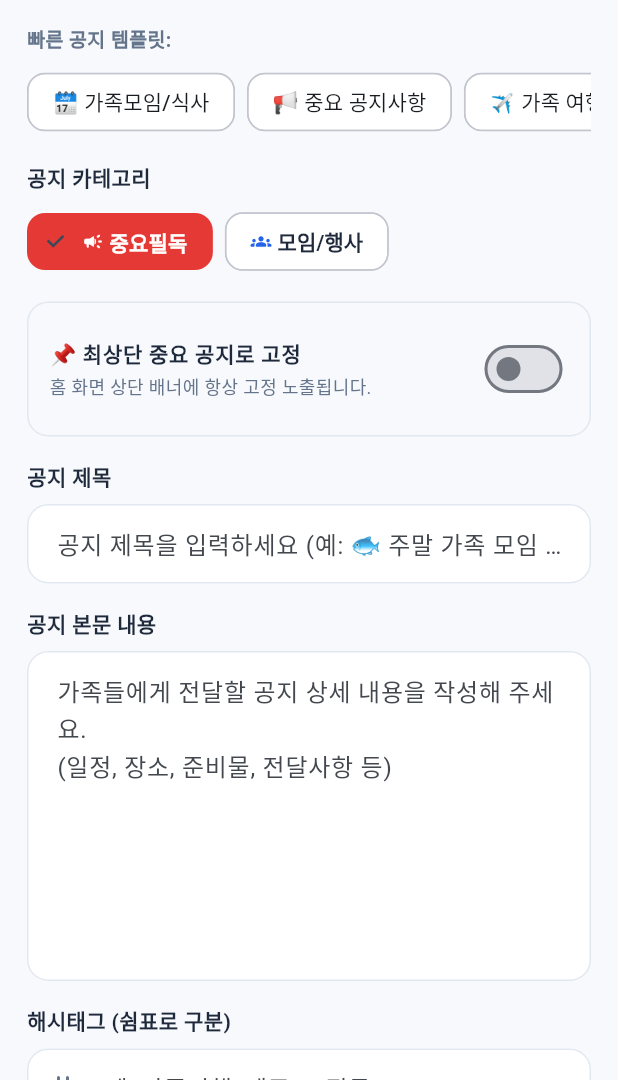
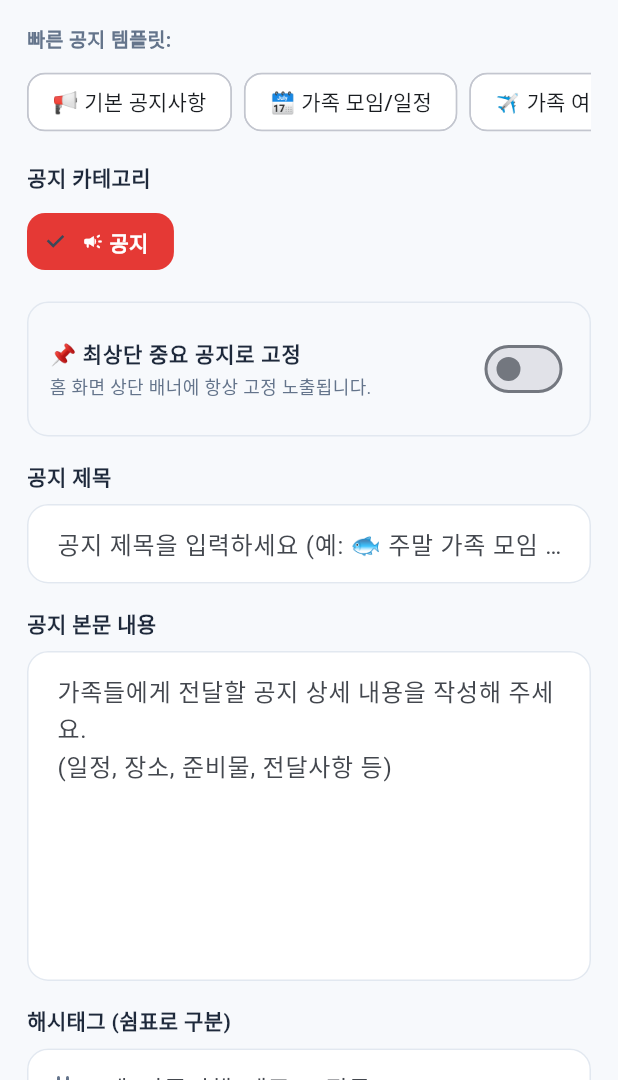
Before and after one commit to rlaehdgjs1/Tuna-Family, a Flutter app: the screen it shows after launch, after a tap on "공지 작성", on a phone screen of 412 x 824 dp, the part 156-1236 px from its top. Run offline on Flutter 3.47's test engine with Material 3 defaults, Android fonts, the phone set to English and light mode, and no system bars; our stand-ins replace audioplayers, file_picker, flutter_local_notifications, shared_preferences; accounts and stored records are empty.

Commit message:
feat: Rename important category to '공지' and remove gathering category

```diff
--- a/lib/models/notice.dart
+++ b/lib/models/notice.dart
@@ -5,8 +5,7 @@ import 'reaction.dart';
 
 enum NoticeCategory {
   all('전체', Icons.grid_view_rounded, Color(0xFF64748B)),
-  important('중요필독', Icons.campaign_rounded, Color(0xFFE53935)),
-  gathering('모임/행사', Icons.groups_rounded, Color(0xFF2563EB));
+  notice('공지', Icons.campaign_rounded, Color(0xFFE53935));
 
   final String label;
   final IconData icon;
@@ -15,10 +14,8 @@ enum NoticeCategory {
   const NoticeCategory(this.label, this.icon, this.color);
 
   static NoticeCategory fromString(String value) {
-    return NoticeCategory.values.firstWhere(
-      (e) => e.name == value || e.label == value,
-      orElse: () => NoticeCategory.important,
-    );
+    if (value == 'all' || value == '전체') return NoticeCategory.all;
+    return NoticeCategory.notice;
   }
 }
 
--- a/lib/screens/notice_form_screen.dart
+++ b/lib/screens/notice_form_screen.dart
@@ -42,7 +42,7 @@ class _NoticeFormScreenState extends State<NoticeFormScreen> {
     _titleController = TextEditingController(text: n?.title ?? '');
     _contentController = TextEditingController(text: n?.content ?? '');
     _tagsController = TextEditingController(text: n?.tags.join(', ') ?? '');
-    _selectedCategory = n?.category ?? NoticeCategory.important;
+    _selectedCategory = n?.category ?? NoticeCategory.notice;
     _isPinned = n?.isPinned ?? false;
 
     if (n?.poll != null) {
@@ -261,16 +261,30 @@ class _NoticeFormScreenState extends State<NoticeFormScreen> {
                 child: Row(
                   children: [
                     ActionChip(
-                      label: const Text('🗓️ 가족모임/식사'),
+                      label: const Text('📢 기본 공지사항'),
                       onPressed: () => _applyTemplate(
-                        '🍽️ [가족모임] 이번 주말 저녁식사 일정 및 장소 투표',
+                        '📢 [공지] 가족 공지사항 안내',
+                        '''참치패밀리 구성원 여러분 안내드립니다!
+
+[공지 내용]
+- 내용 입력...
+
+확인하신 분은 하단의 '확인했어요' 버튼을 눌러주세요.''',
+                        NoticeCategory.notice,
+                      ),
+                    ),
+                    const SizedBox(width: 8),
+                    ActionChip(
+                      label: const Text('🗓️ 가족 모임/일정'),
+                      onPressed: () => _applyTemplate(
+                        '🍽️ [공지] 이번 주말 가족 모임 일정 및 메뉴 투표',
                         '''참치패밀리 주말 가족모임 안내입니다!
 
 📍 일시: 이번 주 토요일 18:30
 📍 장소: (아래 투표 결과에 따라 결정)
 
 모두 참석 부탁드리며 원하는 메뉴를 투표해 주세요!''',
-                        NoticeCategory.gathering,
+                        NoticeCategory.notice,
                         hasPoll: true,
                         pollQ: '가족모임 식사 메뉴를 골라주세요!',
                         pollOpts: ['참치 코스요리 🐟', '소고기 구이 🥩', '중식 코스 🥟'],
@@ -278,31 +292,17 @@ class _NoticeFormScreenState extends State<NoticeFormScreen> {
                     ),
                     const SizedBox(width: 8),
                     ActionChip(
-                      label: const Text('📢 중요 공지사항'),
-                      onPressed: () => _applyTemplate(
-                        '📢 [중요필독] 참치패밀리 중요 공지사항 안내',
-                        '''가족 구성원 여러분 꼭 확인해 주세요!
-
-[공지 내용]
-- 내용 입력...
-
-확인하신 분은 하단의 '확인했어요' 버튼을 눌러주세요.''',
-                        NoticeCategory.important,
-                      ),
-                    ),
-                    const SizedBox(width: 8),
-                    ActionChip(
                       label: const Text('✈️ 가족 여행/행사'),
                       onPressed: () => _applyTemplate(
-                        '✈️ [모임/행사] 참치패밀리 가족 여행 일정 안내',
+                        '✈️ [공지] 참치패밀리 가족 여행 일정 안내',
                         '''가족 여행 및 행사 일정 공유합니다!
 
 📍 일시:
 📍 장소:
 📍 준비물:
 
-많은 참여 부탁드립니다!''',
-                        NoticeCategory.gathering,
+확인 후 확인 버튼을 눌러주세요!''',
+                        NoticeCategory.notice,
                       ),
                     ),
                   ],
--- a/lib/utils/sample_data.dart
+++ b/lib/utils/sample_data.dart
@@ -96,7 +96,7 @@ class SampleData {
         authorId: 'mem_1',
         authorName: '참치대장 👑',
         authorEmoji: '👑',
-        category: NoticeCategory.important,
+        category: NoticeCategory.notice,
         isPinned: true,
         views: 34,
         readMemberIds: ['mem_1', 'mem_2', 'mem_3', 'mem_4'],
@@ -168,7 +168,7 @@ class SampleData {
         authorId: 'mem_1',
         authorName: '참치대장 👑',
         authorEmoji: '👑',
-        category: NoticeCategory.gathering,
+        category: NoticeCategory.notice,
         isPinned: true,
         views: 28,
         readMemberIds: ['mem_1', 'mem_2', 'mem_5'],
@@ -212,7 +212,7 @@ class SampleData {
         authorId: 'mem_2',
         authorName: '참치퀸 🌸',
         authorEmoji: '🌸',
-        category: NoticeCategory.important,
+        category: NoticeCategory.notice,
         isPinned: false,
         views: 42,
         readMemberIds: ['mem_1', 'mem_2', 'mem_3', 'mem_4', 'mem_6'],
@@ -243,7 +243,7 @@ class SampleData {
         authorId: 'mem_3',
         authorName: '서핑참치 🏄‍♂️',
         authorEmoji: '🏄‍♂️',
-        category: NoticeCategory.gathering,
+        category: NoticeCategory.notice,
         isPinned: false,
         views: 19,
         readMemberIds: ['mem_1', 'mem_3', 'mem_4', 'mem_5'],
@@ -292,7 +292,7 @@ class SampleData {
         authorId: 'mem_1',
         authorName: '참치대장 👑',
         authorEmoji: '👑',
-        category: NoticeCategory.important,
+        category: NoticeCategory.notice,
         isPinned: false,
         views: 51,
         readMemberIds: ['mem_1', 'mem_2', 'mem_3', 'mem_4', 'mem_5', 'mem_6'],
```
Also changed, not shown: 1 other file.
